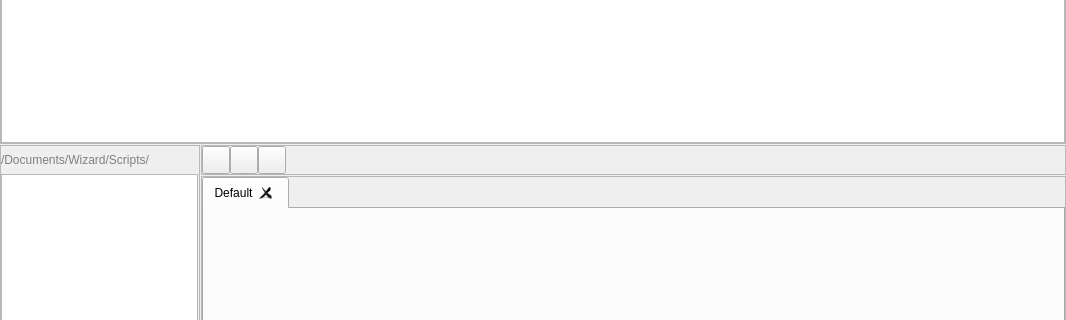
Wizard-collab/Wizard, file App/ui_files/log_widget.ui: the form before one commit; both pictures show x 0 to 1066 and y 209 to 529 of the 1066 by 675 pixel window.
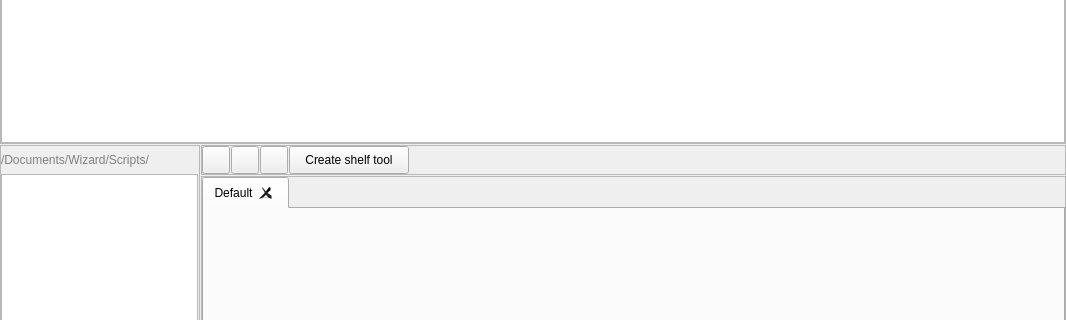
The form after the commit.

Diff of the .ui file:
```diff
--- a/App/ui_files/log_widget.ui
+++ b/App/ui_files/log_widget.ui
@@ -292,7 +292,7 @@
           <item>
            <layout class="QHBoxLayout" name="horizontalLayout">
             <property name="spacing">
-             <number>0</number>
+             <number>1</number>
             </property>
             <item>
              <widget class="QPushButton" name="log_execute_pushButton">
@@ -351,6 +351,25 @@
               </property>
              </widget>
             </item>
+            <item>
+             <widget class="QPushButton" name="log_widget_create_shelf_tool_pushButton">
+              <property name="minimumSize">
+               <size>
+                <width>120</width>
+                <height>0</height>
+               </size>
+              </property>
+              <property name="maximumSize">
+               <size>
+                <width>16777215</width>
+                <height>28</height>
+               </size>
+              </property>
+              <property name="text">
+               <string>Create shelf tool</string>
+              </property>
+             </widget>
+            </item>
             <item>
              <spacer name="horizontalSpacer">
               <property name="orientation">
```
